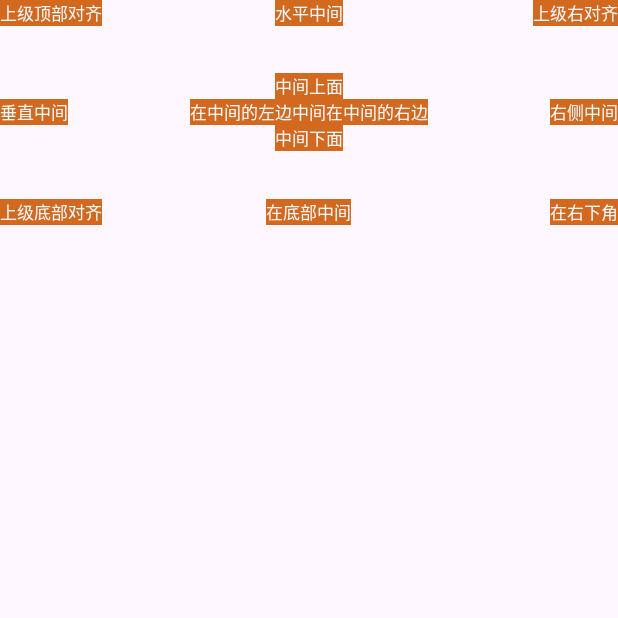
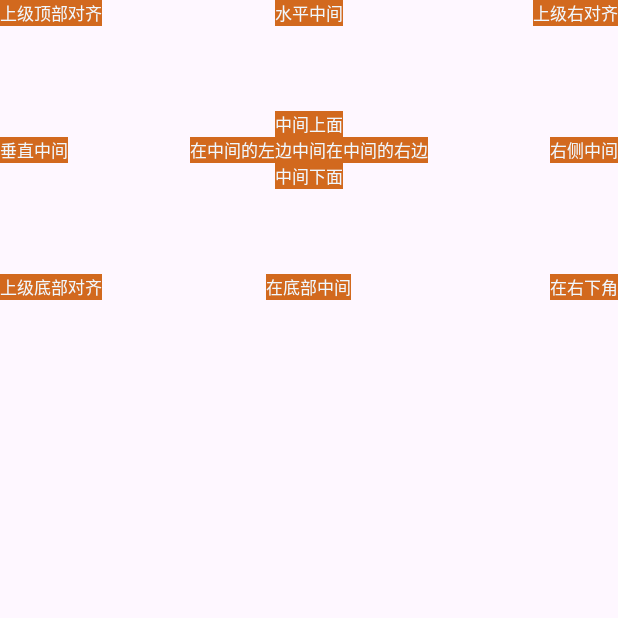
Before and after one commit to qinyue530/AndroidTest, an Android app: the RelativeActivity screen opened directly, with no data from a screen before it, on a phone screen of 412 x 824 dp, the top half of it. Run offline under Robolectric (Android 15) with nearby library versions, the phone set to English and light mode, and no system bars.

Commit message:
调整线性布局高度 避免出现显示重叠问题

```diff
--- a/app/src/main/res/layout/activity_relative.xml
+++ b/app/src/main/res/layout/activity_relative.xml
@@ -4,7 +4,7 @@
     xmlns:tools="http://schemas.android.com/tools"
     android:id="@+id/relative"
     android:layout_width="match_parent"
-    android:layout_height="150dp"
+    android:layout_height="200dp"
     tools:context=".RelativeActivity">
 
     <TextView
```
